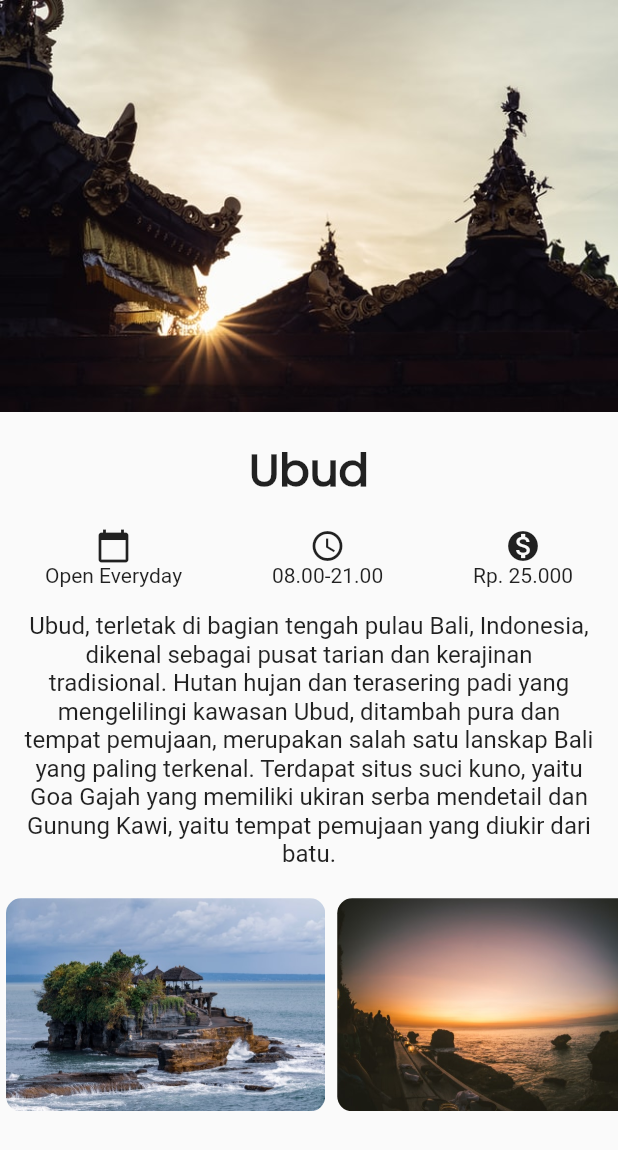
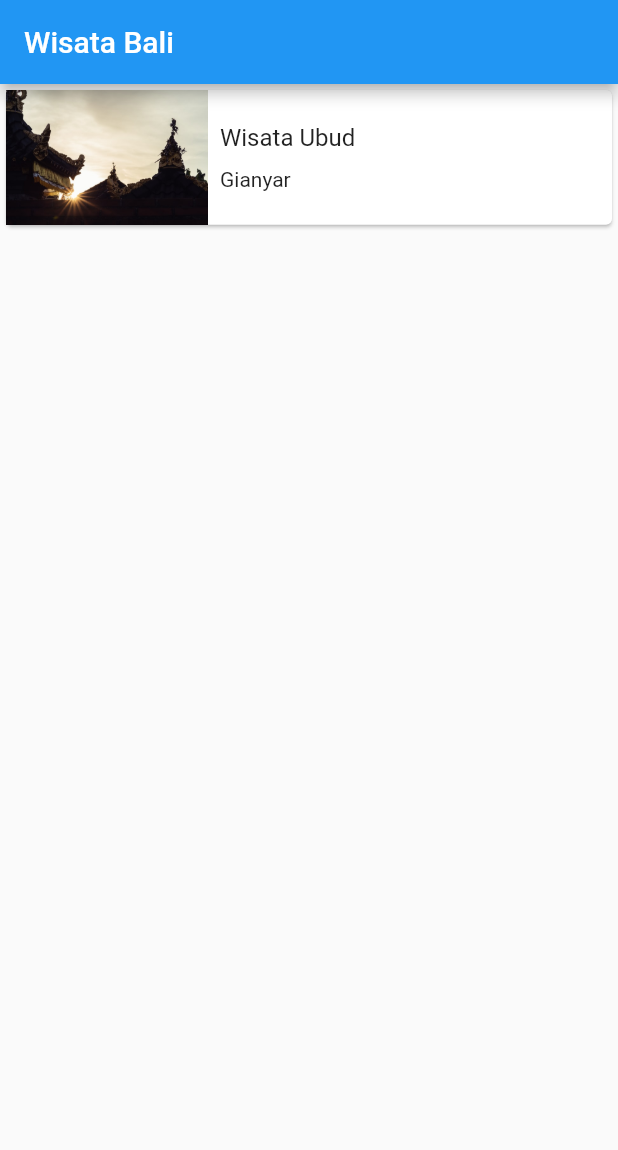
Before and after one commit to bayuik/wisata, a Flutter app: the screen it shows after launch, on a phone screen of 412 x 824 dp. Shown: the top 1150 px of the screen. Run offline on Flutter 3.47's test engine with Material 2 defaults, Android fonts, the phone set to English and light mode, and no system bars.

Commit message:
change font and add mainPage

```diff
--- a/lib/detail_page.dart
+++ b/lib/detail_page.dart
@@ -1,7 +1,7 @@
 import 'package:flutter/material.dart';
 
 class DetailPage extends StatelessWidget {
-  TextStyle titleStyle = TextStyle(fontWeight: FontWeight.bold, fontSize: 30, fontFamily: 'Poppins');
+  TextStyle titleStyle = TextStyle(fontWeight: FontWeight.bold, fontSize: 30, fontFamily: 'Montserrat');
   TextStyle detailStyle = TextStyle(fontSize: 16);
 
   @override
--- a/lib/main.dart
+++ b/lib/main.dart
@@ -1,5 +1,5 @@
 import 'package:flutter/material.dart';
-import 'detail_page.dart';
+import 'main_page.dart';
 
 void main() {
   runApp(MyApp());
@@ -11,7 +11,7 @@ class MyApp extends StatelessWidget {
     return MaterialApp(
       debugShowCheckedModeBanner: false,
       title: 'Tempat Wisata Bali',
-      home: DetailPage(),
+      home: MainPage(),
     );
   }
 }
--- /dev/null
+++ b/lib/main_page.dart
@@ -0,0 +1,42 @@
+import 'package:flutter/material.dart';
+import 'detail_page.dart';
+
+class MainPage extends StatelessWidget {
+  @override
+  Widget build(BuildContext context) {
+    return Scaffold(
+      appBar: AppBar(
+        title: Text('Wisata Bali'),
+      ),
+      body: InkWell(
+        onTap: (){
+          Navigator.push(context, MaterialPageRoute(builder: (context){
+            return DetailPage();
+          }));
+        },
+        child: Card(
+        child: Row(
+          children: <Widget>[
+            Expanded(flex: 1, child: Image.asset('images/ubud.jpg')),
+            Expanded(
+              flex: 2,
+              child: Padding(
+                padding: EdgeInsets.all(8.0),
+                child: Column(
+                  crossAxisAlignment: CrossAxisAlignment.start,
+                  mainAxisSize: MainAxisSize.min,
+                  children: <Widget>[
+                    Text('Wisata Ubud', style: TextStyle(fontSize: 16),),
+                    SizedBox(height: 10.0,),
+                    Text('Gianyar')
+                  ],
+                ),
+              ),
+            )
+          ],
+        ),
+      ),
+      )
+    );
+  }
+}
--- a/pubspec.yaml
+++ b/pubspec.yaml
@@ -26,6 +26,6 @@ flutter:
     - images/
 
   fonts:
-    - family: Poppins
+    - family: Montserrat
       fonts:
-        - asset: fonts/Poppins-Regular.ttf
+        - asset: fonts/Montserrat-Regular.ttf
```
Also changed, not shown: fonts/Montserrat-Bold.ttf (added), fonts/Montserrat-Light.ttf (added), fonts/Montserrat-Regular.ttf (added), fonts/Poppins-Light.ttf (deleted), fonts/Poppins-Medium.ttf (deleted), fonts/Poppins-Regular.ttf (deleted).
